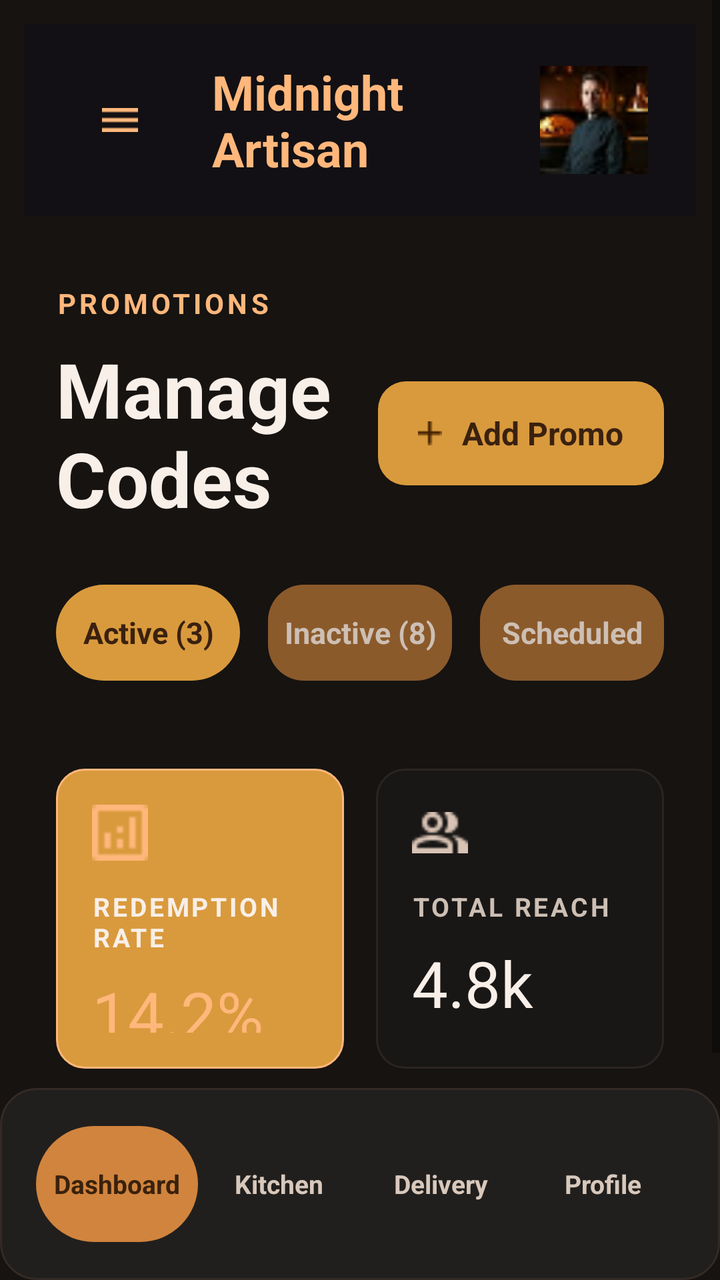
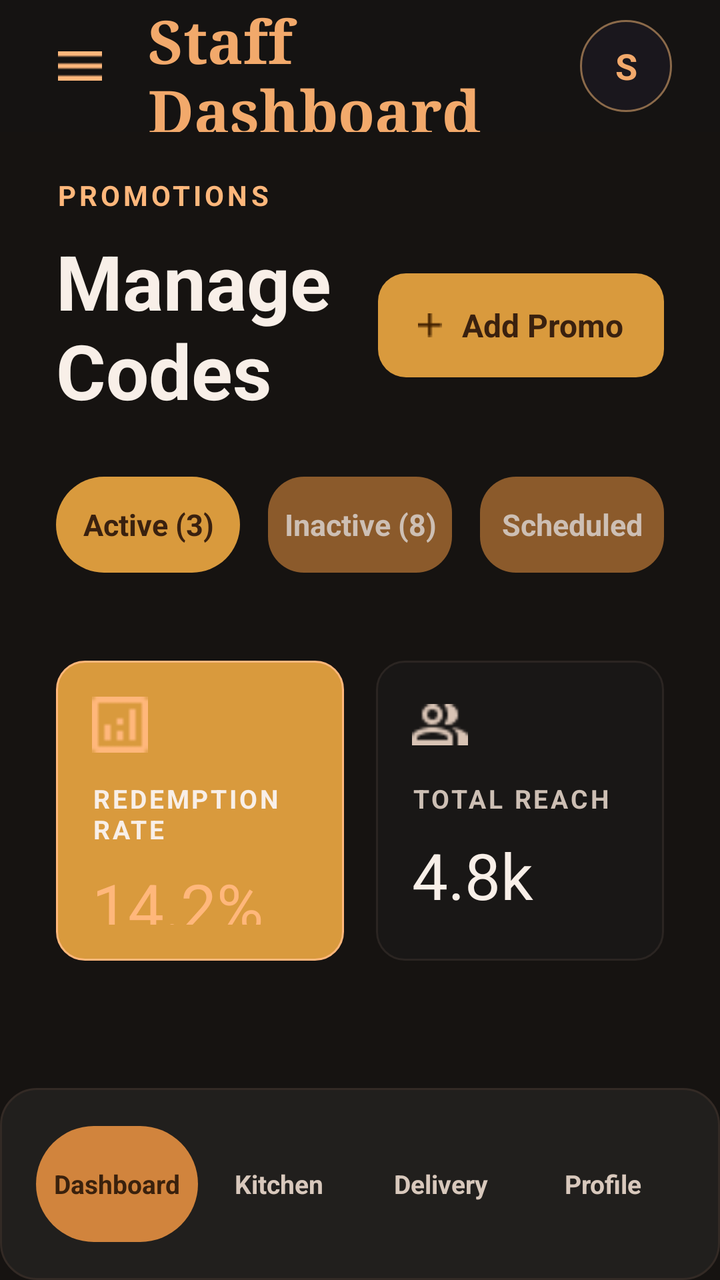

An Android layout rendered at two revisions. The XML below is the earlier revision; the diff shows what the commit changed to produce the second picture.
<!-- AndroidManifest.xml: application theme Theme.PizzaTime -->
<!-- res/layout/fragment_manage_promo_codes.xml -->
<?xml version="1.0" encoding="utf-8"?>
<LinearLayout xmlns:android="http://schemas.android.com/apk/res/android"
    xmlns:app="http://schemas.android.com/apk/res-auto"
    android:id="@+id/rootManagePromoCodes"
    android:layout_width="match_parent"
    android:layout_height="match_parent"
    android:background="@color/pt_background"
    android:orientation="vertical">

    <ScrollView
        android:layout_width="match_parent"
        android:layout_height="0dp"
        android:layout_weight="1"
        android:fillViewport="false"
        android:overScrollMode="never">

        <LinearLayout
            android:layout_width="match_parent"
            android:layout_height="wrap_content"
            android:orientation="vertical"
            android:paddingBottom="28dp">

            <LinearLayout
                android:id="@+id/layoutTopBar"
                android:layout_width="match_parent"
                android:layout_height="96dp"
                android:layout_margin="12dp"
                android:background="@drawable/bg_admin_top_bar"
                android:gravity="center_vertical"
                android:orientation="horizontal"
                android:paddingHorizontal="24dp">

                <ImageButton
                    android:id="@+id/btnMenu"
                    android:layout_width="48dp"
                    android:layout_height="48dp"
                    android:background="@android:color/transparent"
                    android:contentDescription="@string/menu"
                    android:minWidth="48dp"
                    android:minHeight="48dp"
                    android:padding="10dp"
                    android:src="@drawable/ic_menu" />

                <TextView
                    android:id="@+id/tvBrandName"
                    android:layout_width="0dp"
                    android:layout_height="wrap_content"
                    android:layout_marginStart="22dp"
                    android:layout_weight="1"
                    android:text="@string/midnight_artisan"
                    android:textColor="@color/pt_gold_light"
                    android:textSize="24sp"
                    android:textStyle="bold" />

                <ImageView
                    android:id="@+id/ivAvatar"
                    android:layout_width="54dp"
                    android:layout_height="54dp"
                    android:background="@drawable/img_avatar"
                    android:contentDescription="@string/profile"
                    android:padding="12dp" />
            </LinearLayout>

            <TextView
                android:id="@+id/tvSectionLabel"
                android:layout_width="wrap_content"
                android:layout_height="wrap_content"
                android:layout_marginStart="28dp"
                android:layout_marginTop="22dp"
                android:letterSpacing="0.12"
                android:text="@string/promotions"
                android:textColor="@color/pt_gold_light"
                android:textSize="14sp"
                android:textStyle="bold" />

            <LinearLayout
                android:layout_width="match_parent"
                android:layout_height="wrap_content"
                android:layout_marginHorizontal="28dp"
                android:layout_marginTop="8dp"
                android:baselineAligned="false"
                android:gravity="center_vertical"
                android:orientation="horizontal">

                <TextView
                    android:id="@+id/tvTitle"
                    android:layout_width="0dp"
                    android:layout_height="wrap_content"
                    android:layout_weight="1"
                    android:text="@string/manage_codes"
                    android:textColor="@color/pt_text_primary"
                    android:textSize="38sp"
                    android:textStyle="bold" />

                <TextView
                    android:id="@+id/btnAddPromo"
                    android:layout_width="wrap_content"
                    android:layout_height="52dp"
                    android:background="@drawable/bg_promo_add_button"
                    android:drawablePadding="10dp"
                    android:gravity="center"
                    android:paddingHorizontal="20dp"
                    android:text="@string/add_promo"
                    android:textColor="@color/pt_text_dark"
                    android:textSize="16sp"
                    android:textStyle="bold"
                    app:drawableStartCompat="@drawable/ic_add" />
            </LinearLayout>

            <LinearLayout
                android:id="@+id/layoutFilters"
                android:layout_width="match_parent"
                android:layout_height="wrap_content"
                android:layout_marginHorizontal="28dp"
                android:layout_marginTop="28dp"
                android:baselineAligned="false"
                android:orientation="horizontal">

                <TextView
                    android:id="@+id/tvChipActive"
                    android:layout_width="0dp"
                    android:layout_height="48dp"
                    android:layout_weight="1"
                    android:background="@drawable/bg_promo_chip_selected"
                    android:gravity="center"
                    android:text="@string/active_count"
                    android:textColor="@color/pt_text_dark"
                    android:textSize="15sp"
                    android:textStyle="bold" />

                <TextView
                    android:id="@+id/tvChipInactive"
                    android:layout_width="0dp"
                    android:layout_height="48dp"
                    android:layout_marginStart="14dp"
                    android:layout_weight="1"
                    android:background="@drawable/bg_promo_chip_unselected"
                    android:gravity="center"
                    android:text="@string/inactive_count"
                    android:textColor="@color/pt_text_secondary"
                    android:textSize="15sp"
                    android:textStyle="bold" />

                <TextView
                    android:id="@+id/tvChipScheduled"
                    android:layout_width="0dp"
                    android:layout_height="48dp"
                    android:layout_marginStart="14dp"
                    android:layout_weight="1"
                    android:background="@drawable/bg_promo_chip_unselected"
                    android:gravity="center"
                    android:text="@string/scheduled"
                    android:textColor="@color/pt_text_secondary"
                    android:textSize="15sp"
                    android:textStyle="bold" />
            </LinearLayout>

            <androidx.recyclerview.widget.RecyclerView
                android:id="@+id/rvPromos"
                android:layout_width="match_parent"
                android:layout_height="wrap_content"
                android:layout_marginTop="22dp"
                android:nestedScrollingEnabled="false"
                android:overScrollMode="never" />

            <TextView
                android:id="@+id/tvEmptyPromos"
                android:layout_width="match_parent"
                android:layout_height="120dp"
                android:gravity="center"
                android:text="@string/no_promos_found"
                android:textColor="@color/pt_text_secondary"
                android:textSize="16sp"
                android:visibility="gone" />

            <LinearLayout
                android:id="@+id/layoutStats"
                android:layout_width="match_parent"
                android:layout_height="wrap_content"
                android:layout_marginHorizontal="28dp"
                android:layout_marginTop="22dp"
                android:baselineAligned="false"
                android:orientation="horizontal">

                <LinearLayout
                    android:layout_width="0dp"
                    android:layout_height="150dp"
                    android:layout_weight="1"
                    android:background="@drawable/bg_promo_stats_primary"
                    android:orientation="vertical"
                    android:padding="18dp">

                    <ImageView
                        android:layout_width="28dp"
                        android:layout_height="28dp"
                        android:contentDescription="@string/redemption_rate"
                        android:src="@drawable/ic_chart" />

                    <TextView
                        android:layout_width="wrap_content"
                        android:layout_height="wrap_content"
                        android:layout_marginTop="14dp"
                        android:letterSpacing="0.1"
                        android:text="@string/redemption_rate"
                        android:textColor="@color/pt_text_primary"
                        android:textSize="13sp"
                        android:textStyle="bold" />

                    <TextView
                        android:layout_width="wrap_content"
                        android:layout_height="wrap_content"
                        android:layout_marginTop="8dp"
                        android:text="@string/redemption_rate_value"
                        android:textColor="@color/pt_gold_light"
                        android:textSize="32sp" />
                </LinearLayout>

                <LinearLayout
                    android:layout_width="0dp"
                    android:layout_height="150dp"
                    android:layout_marginStart="16dp"
                    android:layout_weight="1"
                    android:background="@drawable/bg_promo_stats_secondary"
                    android:orientation="vertical"
                    android:padding="18dp">

                    <ImageView
                        android:layout_width="28dp"
                        android:layout_height="28dp"
                        android:contentDescription="@string/total_reach"
                        android:src="@drawable/ic_people" />

                    <TextView
                        android:layout_width="wrap_content"
                        android:layout_height="wrap_content"
                        android:layout_marginTop="14dp"
                        android:letterSpacing="0.1"
                        android:text="@string/total_reach"
                        android:textColor="@color/pt_text_secondary"
                        android:textSize="13sp"
                        android:textStyle="bold" />

                    <TextView
                        android:layout_width="wrap_content"
                        android:layout_height="wrap_content"
                        android:layout_marginTop="8dp"
                        android:text="@string/total_reach_value"
                        android:textColor="@color/pt_text_primary"
                        android:textSize="32sp" />
                </LinearLayout>
            </LinearLayout>
        </LinearLayout>
    </ScrollView>

    <include
        android:id="@+id/staffBottomNav"
        layout="@layout/layout_staff_bottom_nav"
        android:layout_width="match_parent"
        android:layout_height="96dp" />

</LinearLayout>
<!-- res/layout/layout_staff_bottom_nav.xml (included above) -->
<?xml version="1.0" encoding="utf-8"?>
<LinearLayout xmlns:android="http://schemas.android.com/apk/res/android"
    android:id="@+id/staffBottomNavRoot"
    android:layout_width="match_parent"
    android:layout_height="88dp"
    android:background="@drawable/bg_bottom_nav"
    android:gravity="center"
    android:orientation="horizontal"
    android:paddingHorizontal="20dp"
    android:paddingStart="18dp"
    android:paddingEnd="18dp">

    <TextView
        android:id="@+id/navDashboard"
        android:layout_width="0dp"
        android:layout_height="58dp"
        android:layout_weight="1"
        android:background="@drawable/bg_bottom_nav_item_selected"
        android:gravity="center"
        android:text="@string/staff_nav_dashboard"
        android:textColor="#3A210D"
        android:textSize="13sp"
        android:textStyle="bold" />

    <TextView
        android:id="@+id/navKitchen"
        android:layout_width="0dp"
        android:layout_height="58dp"
        android:layout_weight="1"
        android:gravity="center"
        android:text="@string/staff_nav_kitchen"
        android:textColor="#D8C8BC"
        android:textSize="13sp"
        android:textStyle="bold" />

    <TextView
        android:id="@+id/navDelivery"
        android:layout_width="0dp"
        android:layout_height="58dp"
        android:layout_weight="1"
        android:gravity="center"
        android:text="@string/staff_nav_delivery"
        android:textColor="#D8C8BC"
        android:textSize="13sp"
        android:textStyle="bold" />

    <TextView
        android:id="@+id/navProfile"
        android:layout_width="0dp"
        android:layout_height="58dp"
        android:layout_weight="1"
        android:gravity="center"
        android:text="@string/staff_nav_profile"
        android:textColor="#D8C8BC"
        android:textSize="13sp"
        android:textStyle="bold" />

</LinearLayout>
<!-- resources referenced by this layout -->
<resources>
  <color name="pt_background">#161311</color>
  <color name="pt_gold_light">#FFB77B</color>
  <color name="pt_text_dark">#3A210F</color>
  <color name="pt_text_primary">#F8EFE8</color>
  <color name="pt_text_secondary">#CDBFB4</color>
  <!-- drawable bg_admin_top_bar (drawable) -->
  <shape xmlns:android="http://schemas.android.com/apk/res/android">
      <solid android:color="@color/pt_dark" />
  </shape>
  <!-- drawable bg_bottom_nav (drawable) -->
  ﻿<shape xmlns:android="http://schemas.android.com/apk/res/android">
      <corners android:radius="18dp" />
      <solid android:color="#211F1D" />
      <stroke
          android:width="1dp"
          android:color="#332A25" />
  </shape>
  <!-- drawable bg_bottom_nav_item_selected (drawable) -->
  ﻿<shape xmlns:android="http://schemas.android.com/apk/res/android">
      <corners android:radius="999dp" />
      <solid android:color="#D1843D" />
  </shape>
  <!-- drawable bg_promo_add_button (drawable) -->
  <shape xmlns:android="http://schemas.android.com/apk/res/android">
      <solid android:color="@color/pt_copper" />
      <corners android:radius="14dp" />
  </shape>
  <!-- drawable bg_promo_chip_selected (drawable) -->
  <shape xmlns:android="http://schemas.android.com/apk/res/android">
      <solid android:color="@color/pt_copper" />
      <corners android:radius="24dp" />
  </shape>
  <!-- drawable bg_promo_chip_unselected (drawable) -->
  <shape xmlns:android="http://schemas.android.com/apk/res/android">
      <solid android:color="@color/pt_gold_dark" />
      <corners android:radius="18dp" />
  </shape>
  <!-- drawable bg_promo_stats_primary (drawable) -->
  <shape xmlns:android="http://schemas.android.com/apk/res/android">
      <solid android:color="@color/pt_copper" />
      <corners android:radius="14dp" />
      <stroke
          android:width="1dp"
          android:color="@color/pt_gold_light" />
  </shape>
  <!-- drawable bg_promo_stats_secondary (drawable) -->
  <shape xmlns:android="http://schemas.android.com/apk/res/android">
      <solid android:color="@color/pt_card_dark" />
      <corners android:radius="14dp" />
      <stroke
          android:width="1dp"
          android:color="@color/pt_stroke_dark" />
  </shape>
  <!-- drawable img_avatar: png bitmap (drawable, 3999 bytes) -->
  <string name="active_count">Active (3)</string>
  <string name="add_promo">Add Promo</string>
  <string name="inactive_count">Inactive (8)</string>
  <string name="manage_codes">Manage Codes</string>
  <string name="menu">Menu</string>
  <string name="midnight_artisan">Midnight Artisan</string>
  <string name="no_promos_found">No promo codes found</string>
  <string name="profile">Profile</string>
  <string name="promotions">PROMOTIONS</string>
  <string name="redemption_rate">REDEMPTION RATE</string>
  <string name="redemption_rate_value">14.2%%</string>
  <string name="scheduled">Scheduled</string>
  <string name="staff_nav_dashboard">Dashboard</string>
  <string name="staff_nav_delivery">Delivery</string>
  <string name="staff_nav_kitchen">Kitchen</string>
  <string name="staff_nav_profile">Profile</string>
  <string name="total_reach">TOTAL REACH</string>
  <string name="total_reach_value">4.8k</string>
  <color name="pt_dark">#121014</color>
  <color name="pt_copper">#D99A3D</color>
  <color name="pt_gold_dark">#8B5A2B</color>
  <color name="pt_card_dark">#191716</color>
  <color name="pt_stroke_dark">#2B2522</color>
  <color name="white">#FFFFFFFF</color>
  <color name="black">#FF000000</color>
  <!-- unchanged entries left out for length: 5 -->
</resources>

<!-- the commit's change to res/layout/fragment_manage_promo_codes.xml (unified diff, before → after) -->
@@ -7,6 +7,15 @@
     android:background="@color/pt_background"
     android:orientation="vertical">
 
+    <include
+        android:id="@+id/staffTopBar"
+        layout="@layout/layout_staff_top_bar"
+        android:layout_width="match_parent"
+        android:layout_height="66dp"
+        app:layout_constraintEnd_toEndOf="parent"
+        app:layout_constraintStart_toStartOf="parent"
+        app:layout_constraintTop_toTopOf="parent" />
+
     <ScrollView
         android:layout_width="match_parent"
         android:layout_height="0dp"
@@ -19,47 +28,6 @@
             android:layout_height="wrap_content"
             android:orientation="vertical"
             android:paddingBottom="28dp">
-
-            <LinearLayout
-                android:id="@+id/layoutTopBar"
-                android:layout_width="match_parent"
-                android:layout_height="96dp"
-                android:layout_margin="12dp"
-                android:background="@drawable/bg_admin_top_bar"
-                android:gravity="center_vertical"
-                android:orientation="horizontal"
-                android:paddingHorizontal="24dp">
-
-                <ImageButton
-                    android:id="@+id/btnMenu"
-                    android:layout_width="48dp"
-                    android:layout_height="48dp"
-                    android:background="@android:color/transparent"
-                    android:contentDescription="@string/menu"
-                    android:minWidth="48dp"
-                    android:minHeight="48dp"
-                    android:padding="10dp"
-                    android:src="@drawable/ic_menu" />
-
-                <TextView
-                    android:id="@+id/tvBrandName"
-                    android:layout_width="0dp"
-                    android:layout_height="wrap_content"
-                    android:layout_marginStart="22dp"
-                    android:layout_weight="1"
-                    android:text="@string/midnight_artisan"
-                    android:textColor="@color/pt_gold_light"
-                    android:textSize="24sp"
-                    android:textStyle="bold" />
-
-                <ImageView
-                    android:id="@+id/ivAvatar"
-                    android:layout_width="54dp"
-                    android:layout_height="54dp"
-                    android:background="@drawable/img_avatar"
-                    android:contentDescription="@string/profile"
-                    android:padding="12dp" />
-            </LinearLayout>
 
             <TextView
                 android:id="@+id/tvSectionLabel"
@@ -259,6 +227,50 @@
         android:layout_height="96dp" />
 
 </LinearLayout>
+<!-- res/layout/layout_staff_top_bar.xml (included above) -->
+<?xml version="1.0" encoding="utf-8"?>
+<LinearLayout xmlns:android="http://schemas.android.com/apk/res/android"
+    android:id="@+id/staffTopBarRoot"
+    android:layout_width="match_parent"
+    android:layout_height="66dp"
+    android:background="@drawable/bg_top_bar_dark"
+    android:gravity="center_vertical"
+    android:orientation="horizontal"
+    android:paddingStart="24dp"
+    android:paddingEnd="24dp">
+
+    <ImageView
+        android:id="@+id/btnMenu"
+        android:layout_width="32dp"
+        android:layout_height="32dp"
+        android:contentDescription="@string/staff_menu_content_description"
+        android:padding="5dp"
+        android:src="@drawable/ic_menu" />
+
+    <TextView
+        android:id="@+id/tvAdminTitle"
+        android:layout_width="0dp"
+        android:layout_height="wrap_content"
+        android:layout_marginStart="18dp"
+        android:layout_weight="1"
+        android:fontFamily="serif"
+        android:text="@string/staff_dashboard_title"
+        android:textColor="#F2A96B"
+        android:textSize="30sp"
+        android:textStyle="bold" />
+
+    <TextView
+        android:id="@+id/tvAdminAvatar"
+        android:layout_width="46dp"
+        android:layout_height="46dp"
+        android:background="@drawable/bg_avatar_circle"
+        android:gravity="center"
+        android:text="@string/staff_avatar_initial"
+        android:textColor="#F2A96B"
+        android:textSize="18sp"
+        android:textStyle="bold" />
+
+</LinearLayout>
 <!-- res/layout/layout_staff_bottom_nav.xml (included above) -->
 <?xml version="1.0" encoding="utf-8"?>
 <LinearLayout xmlns:android="http://schemas.android.com/apk/res/android"
<!-- resource entries referenced after the edit -->
@@ -5,9 +5,14 @@
   <color name="pt_text_dark">#3A210F</color>
   <color name="pt_text_primary">#F8EFE8</color>
   <color name="pt_text_secondary">#CDBFB4</color>
-  <!-- drawable bg_admin_top_bar (drawable) -->
-  <shape xmlns:android="http://schemas.android.com/apk/res/android">
-      <solid android:color="@color/pt_dark" />
+  <!-- drawable bg_avatar_circle (drawable) -->
+  <?xml version="1.0" encoding="utf-8"?>
+  <shape xmlns:android="http://schemas.android.com/apk/res/android"
+      android:shape="oval">
+      <solid android:color="@color/pt_dark_2" />
+      <stroke
+          android:width="1dp"
+          android:color="@color/pt_stroke_gold" />
   </shape>
   <!-- drawable bg_bottom_nav (drawable) -->
   ﻿<shape xmlns:android="http://schemas.android.com/apk/res/android">
@@ -53,26 +58,30 @@
           android:width="1dp"
           android:color="@color/pt_stroke_dark" />
   </shape>
-  <!-- drawable img_avatar: png bitmap (drawable, 3999 bytes) -->
+  <!-- drawable bg_top_bar_dark (drawable) -->
+  ﻿<shape xmlns:android="http://schemas.android.com/apk/res/android">
+      <solid android:color="#151312" />
+  </shape>
   <string name="active_count">Active (3)</string>
   <string name="add_promo">Add Promo</string>
   <string name="inactive_count">Inactive (8)</string>
   <string name="manage_codes">Manage Codes</string>
-  <string name="menu">Menu</string>
-  <string name="midnight_artisan">Midnight Artisan</string>
   <string name="no_promos_found">No promo codes found</string>
-  <string name="profile">Profile</string>
   <string name="promotions">PROMOTIONS</string>
   <string name="redemption_rate">REDEMPTION RATE</string>
   <string name="redemption_rate_value">14.2%%</string>
   <string name="scheduled">Scheduled</string>
+  <string name="staff_avatar_initial">S</string>
+  <string name="staff_dashboard_title">Staff Dashboard</string>
+  <string name="staff_menu_content_description">Open staff menu</string>
   <string name="staff_nav_dashboard">Dashboard</string>
   <string name="staff_nav_delivery">Delivery</string>
   <string name="staff_nav_kitchen">Kitchen</string>
   <string name="staff_nav_profile">Profile</string>
   <string name="total_reach">TOTAL REACH</string>
   <string name="total_reach_value">4.8k</string>
-  <color name="pt_dark">#121014</color>
+  <color name="pt_dark_2">#1A171D</color>
+  <color name="pt_stroke_gold">#8B6A4A</color>
   <color name="pt_copper">#D99A3D</color>
   <color name="pt_gold_dark">#8B5A2B</color>
   <color name="pt_card_dark">#191716</color>
